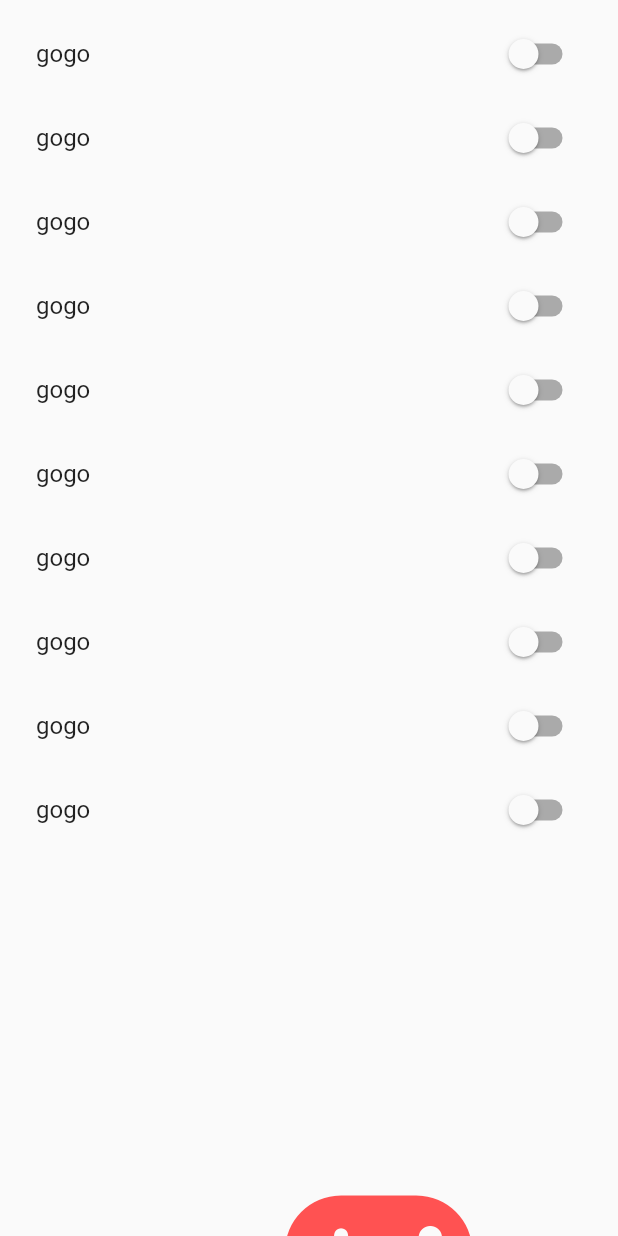
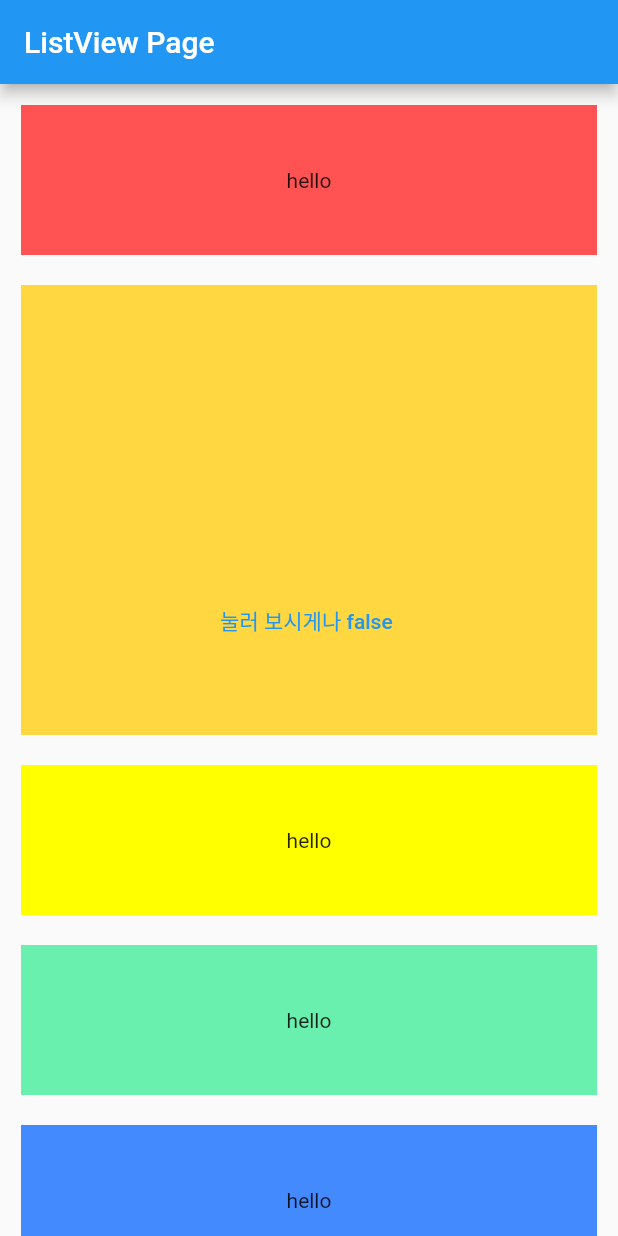
Before and after one commit to reload1bronze/less_is_flutter, a Flutter app: the screen it shows after launch, on a phone screen of 412 x 824 dp. Run offline on Flutter 3.47's test engine with Material 2 defaults, Android fonts, the phone set to English and light mode, and no system bars; our stand-ins replace dartz, equatable, font_awesome_flutter.

Commit message:
feat: 리스트뷰에서 아래의 리스트뷰아이템을 덮어쓰는 위젯 보이기/숨기기

```diff
--- /dev/null
+++ b/lib/list_view_item.dart
@@ -0,0 +1,70 @@
+import 'package:flutter/material.dart';
+
+class ListViewItem extends StatefulWidget {
+  const ListViewItem({Key? key}) : super(key: key);
+
+  @override
+  _ListViewItemState createState() => _ListViewItemState();
+}
+
+class _ListViewItemState extends State<ListViewItem> {
+  bool isVisible = false;
+
+  OverlayEntry? _overlayEntry;
+  final LayerLink _layerLink = LayerLink();
+
+  OverlayEntry _createOverlay() {
+    RenderBox renderBox = context.findRenderObject() as RenderBox;
+    var size = renderBox.size;
+
+    return OverlayEntry(
+        builder: (context) => Positioned(
+              left: size.width,
+              width: 200,
+              child: CompositedTransformFollower(
+                offset: Offset(size.width - 200, 50.0),
+                link: _layerLink,
+                showWhenUnlinked: false,
+                child: Material(
+                  child: Container(
+                    child: Text('hello'),
+                    color: Color(0x11ff3458),
+                    height: 200,
+                    width: 10,
+                  ),
+                ),
+              ),
+            ));
+  }
+
+  @override
+  Widget build(BuildContext context) {
+    OverlayState? overlayState = Overlay.of(context);
+
+    return CompositedTransformTarget(
+      link: _layerLink,
+      child: Column(
+        children: [
+          Container(
+            height: 200,
+          ),
+          TextButton(
+            onPressed: () {
+              setState(() {
+                isVisible = !isVisible;
+                if (isVisible) {
+                  _overlayEntry = _createOverlay();
+
+                  overlayState!.insert(_overlayEntry!);
+                } else {
+                  _overlayEntry!.remove();
+                }
+              });
+            },
+            child: Text('눌러 보시게나 $isVisible '),
+          ),
+        ],
+      ),
+    );
+  }
+}
--- a/lib/main.dart
+++ b/lib/main.dart
@@ -1,84 +1,68 @@
 import 'package:flutter/material.dart';
 import 'package:font_awesome_flutter/font_awesome_flutter.dart';
+import 'package:less_is_flutter/profile_page.dart';
 
 void main() => runApp(MyApp());
 
 class MyApp extends StatelessWidget {
   @override
   Widget build(BuildContext context) {
-    print('부모 위젯 빌드');
     return MaterialApp(
       // home: ShoppingPage(),
-      home: SafeArea(
+      // home: Home(),
+      home: ListViewPage(),
+    );
+  }
+}
+
+class Home extends StatefulWidget {
+  Home({Key? key}) : super(key: key);
+
+  @override
+  State<Home> createState() => _HomeState();
+}
+
+class _HomeState extends State<Home> {
+  @override
+  Widget build(BuildContext context) {
+    return SafeArea(
       child: Scaffold(
         body: Column(
           children: [
             Expanded(
               child: ListView.builder(
-                  padding: const EdgeInsets.all(8),
                 itemCount: 10,
                 itemBuilder: (BuildContext context, int index) {
-                    return ListViewItem(index);
-                  },
-                ),
-              ),
-              Container(
-                child: Center(
-                  child: IconButton(
-                    icon: FaIcon(
-                      FontAwesomeIcons.gamepad,
-                      color: Colors.redAccent,
-                      size: 100,
-                    ),
-                    onPressed: () {
-                      print("Pressed");
-                    },
+                  return Container(
+                    margin: EdgeInsets.all(14),
+                    padding: EdgeInsets.all(14),
+                    height: 150,
+                    color: Colors.blue,
+                    child: Stack(
+                      clipBehavior: Clip.none,
+                      children: [
+                        Text('hello'),
+                        Positioned(
+                          right: 5,
+                          top: 5,
+                          child: SizedOverflowBox(
+                            size: Size(300, 300),
+                            child: Container(
+                              width: 50,
+                              height: 100,
+                              color: Color(0xdd123456),
                             ),
                           ),
                         ),
                       ],
                     ),
+                  );
+                },
+              ),
+            ),
+          ],
         ),
       ),
     );
   }
 }
-
-class ListViewItem extends StatefulWidget {
-  final int index;
-
-  ListViewItem(this.index, {Key? key}) : super(key: key);
-
-  @override
-  State<ListViewItem> createState() => _ListViewItemState();
-}
-
-class _ListViewItemState extends State<ListViewItem> {
-  bool isVisible = false;
-
-  @override
-  Widget build(BuildContext context) {
-    print('자식 위젯 빌드 ${widget.index}');
-    return Column(
-      children: [
-        ListTile(
-          title: new Text('gogo'),
-          trailing: new Switch(
-            value: isVisible,
-            activeColor: Colors.pink,
-            activeTrackColor: Colors.pinkAccent,
-            onChanged: (value) {
-              setState(() {
-                isVisible = value;
-              });
-            },
-          ),
-        ),
-        Visibility(
-          visible: isVisible,
-          child: Text('버튼 누르면 생기는 위젯'),
-        )
-      ],
-    );
-  }
-}
--- /dev/null
+++ b/lib/profile_page.dart
@@ -0,0 +1,78 @@
+import 'package:flutter/material.dart';
+import 'package:less_is_flutter/list_view_item.dart';
+
+class ListViewPage extends StatelessWidget {
+  const ListViewPage({Key? key}) : super(key: key);
+
+  @override
+  Widget build(BuildContext context) {
+    return Scaffold(
+      appBar: AppBar(
+        title: const Text(
+          'ListView Page',
+        ),
+      ),
+      body: Form(
+          child: ListView(
+        padding: const EdgeInsets.all(14.0),
+        shrinkWrap: true,
+        children: [
+          Container(
+            color: Colors.redAccent,
+            height: 100,
+            width: 10,
+            child: Center(child: Text('hello')),
+          ),
+          const SizedBox(
+            height: 20,
+          ),
+          Container(
+            color: Colors.amberAccent,
+            height: 300,
+            width: 10,
+            child: const ListViewItem(),
+          ),
+          const SizedBox(
+            height: 20,
+          ),
+          Container(
+            color: Colors.yellowAccent,
+            height: 100,
+            width: 10,
+            child: Center(child: Text('hello')),
+          ),
+          const SizedBox(
+            height: 20,
+          ),
+          Container(
+            color: Colors.greenAccent,
+            height: 100,
+            width: 10,
+            child: Center(child: Text('hello')),
+          ),
+          const SizedBox(
+            height: 20,
+          ),
+          Container(
+            color: Colors.blueAccent,
+            height: 100,
+            width: 10,
+            child: Center(child: Text('hello')),
+          ),
+          const SizedBox(
+            height: 20,
+          ),
+          Container(
+            color: Colors.purpleAccent,
+            height: 100,
+            width: 10,
+            child: Center(child: Text('hello')),
+          ),
+          const SizedBox(
+            height: 20,
+          ),
+        ],
+      )),
+    );
+  }
+}
```
Lines whose indentation alone changed are shown as unchanged.
